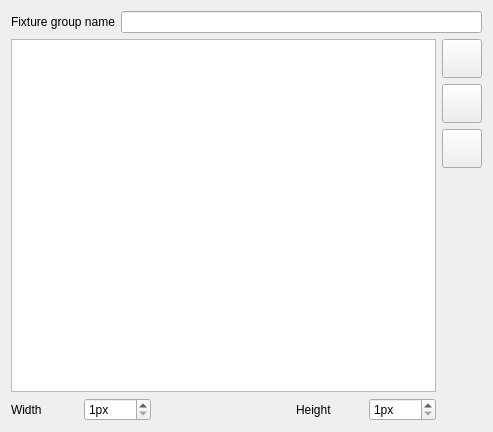
The window that ui/src/fixturegroupeditor.ui (mcallegari/qlcplus) describes before a commit, drawn with Qt 5.
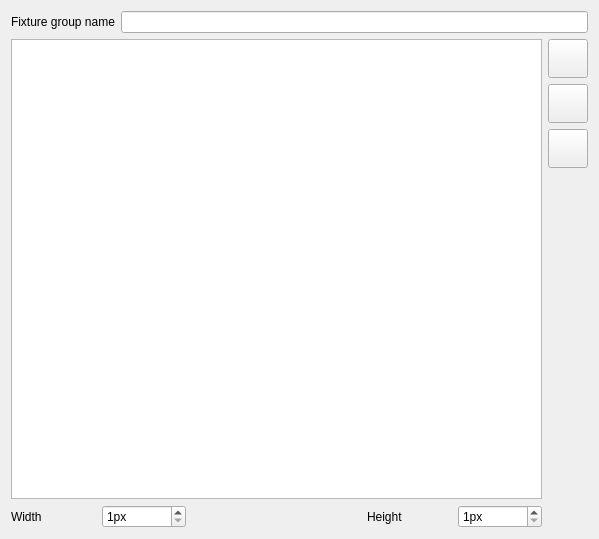
The same window after the commit. Icons and pictures are not drawn.

Commit message: Increase maximum fixture group dimensions that UI accepts as valid.

The edit to the form file:
```diff
--- a/ui/src/fixturegroupeditor.ui
+++ b/ui/src/fixturegroupeditor.ui
@@ -25,8 +25,8 @@
    <rect>
     <x>0</x>
     <y>0</y>
-    <width>493</width>
-    <height>432</height>
+    <width>599</width>
+    <height>539</height>
    </rect>
   </property>
   <property name="windowTitle">
@@ -97,6 +97,9 @@
      <property name="minimum">
       <number>1</number>
      </property>
+     <property name="maximum">
+      <number>999</number>
+     </property>
     </widget>
    </item>
    <item row="8" column="4">
@@ -127,6 +130,9 @@
      <property name="minimum">
       <number>1</number>
      </property>
+     <property name="maximum">
+      <number>999</number>
+     </property>
     </widget>
    </item>
    <item row="1" column="6">
```
Left out of the diff: 4 changed lines with no effect on the pictures. The commit also changes 1 other file.
